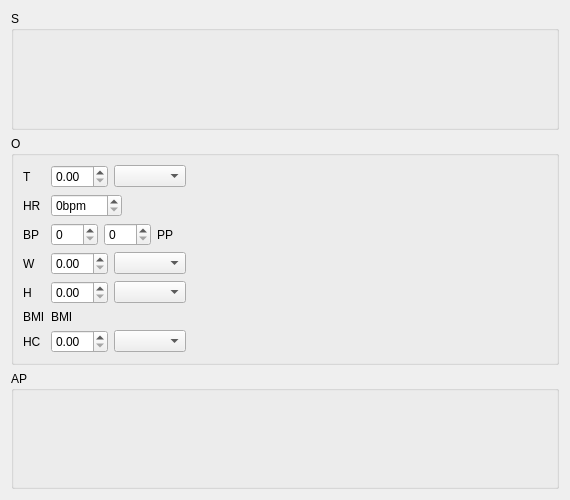
This is forms/subforms/maternity/anesthesiology/ui/xx/anesthesiology.ui in maternite/freehealth as Qt 5 draws it before an edit. The edited form follows.
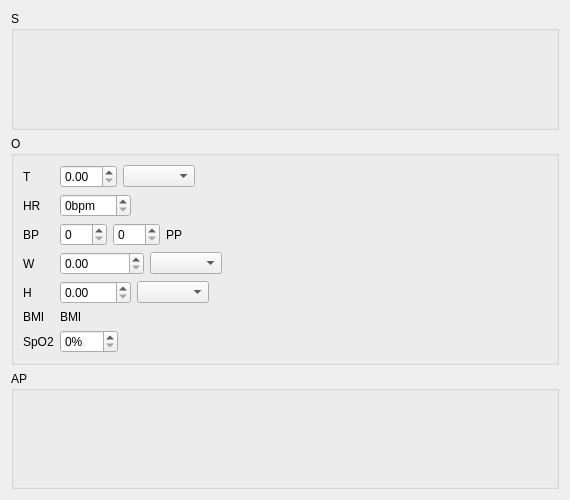
This is the edited form.

Commit message:
Improvements of pediatrics & anesthesiology forms
Pediatrics: BMI calculation, pulse pressure

Anesthesiology: SpO2

The edit to the form file:
```diff
--- a/forms/subforms/maternity/anesthesiology/ui/xx/anesthesiology.ui
+++ b/forms/subforms/maternity/anesthesiology/ui/xx/anesthesiology.ui
@@ -126,7 +126,11 @@
         <item row="3" column="1">
          <layout class="QHBoxLayout" name="horizontalLayout_3">
           <item>
-           <widget class="QDoubleSpinBox" name="weightValue"/>
+           <widget class="QDoubleSpinBox" name="weightValue">
+            <property name="maximum">
+             <double>1000000.000000000000000</double>
+            </property>
+           </widget>
           </item>
           <item>
            <widget class="QComboBox" name="weightUnit"/>
@@ -143,7 +147,11 @@
         <item row="4" column="1">
          <layout class="QHBoxLayout" name="horizontalLayout_4">
           <item>
-           <widget class="QDoubleSpinBox" name="heightValue"/>
+           <widget class="QDoubleSpinBox" name="heightValue">
+            <property name="maximum">
+             <double>1000.000000000000000</double>
+            </property>
+           </widget>
           </item>
           <item>
            <widget class="QComboBox" name="heightUnit"/>
@@ -167,17 +175,21 @@
         <item row="6" column="0">
          <widget class="QLabel" name="headCircumferenceLabel">
           <property name="text">
-           <string>HC</string>
+           <string>SpO2</string>
           </property>
          </widget>
         </item>
         <item row="6" column="1">
          <layout class="QHBoxLayout" name="horizontalLayout_5">
           <item>
-           <widget class="QDoubleSpinBox" name="headCircumferenceValue"/>
-          </item>
-          <item>
-           <widget class="QComboBox" name="headCircumferenceUnit"/>
+           <widget class="QSpinBox" name="oxygenSaturationValue">
+            <property name="suffix">
+             <string>%</string>
+            </property>
+            <property name="maximum">
+             <number>100</number>
+            </property>
+           </widget>
           </item>
          </layout>
         </item>
```
Left out of the diff: 2 changed lines with no effect on the pictures. The commit also changes 3 other files.
